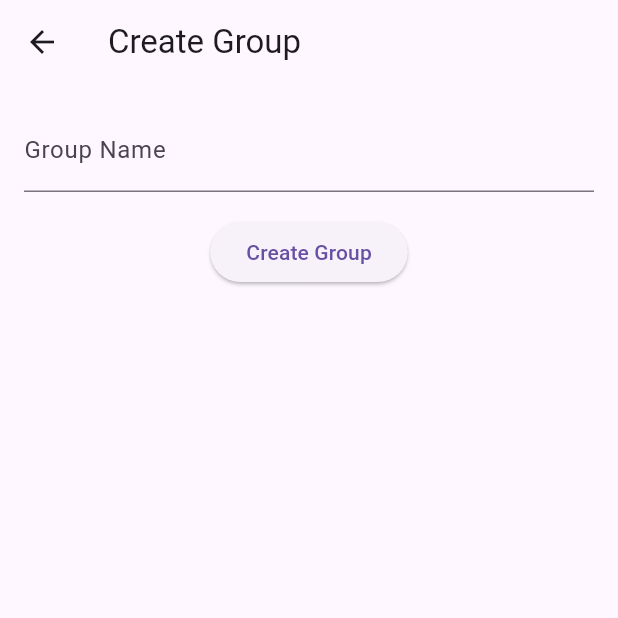
After one commit to MRehman75/flutter_medium_level_projects, a Flutter app: the screen it shows once a user with an empty profile is signed in, after a tap on "Create Group", on a phone screen of 412 x 824 dp, the top half of it. The commit adds this screen. Run offline on Flutter 3.47's test engine with Material 3 defaults, Android fonts, the phone set to English and light mode, and no system bars; our stand-ins replace animate_do, cloud_firestore, file_picker, firebase_auth, firebase_core, fl_chart and 4 more; missing offline and left inert: excel; accounts and stored records are empty.

Commit message:
add group creation

```diff
--- /dev/null
+++ b/split_app/lib/auth/create_group_page.dart
@@ -0,0 +1,84 @@
+import 'package:flutter/material.dart';
+import 'package:firebase_auth/firebase_auth.dart';
+import 'package:cloud_firestore/cloud_firestore.dart';
+
+class CreateGroupPage extends StatefulWidget {
+  const CreateGroupPage({super.key});
+
+  @override
+  State<CreateGroupPage> createState() => _CreateGroupPageState();
+}
+
+class _CreateGroupPageState extends State<CreateGroupPage> {
+  final _groupNameController = TextEditingController();
+  String error = '';
+  bool loading = false;
+
+  Future<void> createGroup() async {
+    setState(() {
+      error = '';
+      loading = true;
+    });
+    final user = FirebaseAuth.instance.currentUser;
+    if (user == null) return;
+    final groupName = _groupNameController.text.trim();
+    if (groupName.isEmpty) {
+      setState(() {
+        error = 'Group name required';
+        loading = false;
+      });
+      return;
+    }
+    try {
+      final groupRef = await FirebaseFirestore.instance
+          .collection('groups')
+          .add({
+            'name': groupName,
+            'admin': user.uid,
+            'members': [user.uid],
+          });
+      // Add group to user's groups list
+      await FirebaseFirestore.instance.collection('users').doc(user.uid).update(
+        {
+          'groups': FieldValue.arrayUnion([groupRef.id]),
+        },
+      );
+      Navigator.of(context).pop(); // Go back after creation
+    } catch (e) {
+      setState(() {
+        error = 'Failed to create group';
+        loading = false;
+      });
+    }
+  }
+
+  @override
+  Widget build(BuildContext context) {
+    return Scaffold(
+      appBar: AppBar(title: const Text('Create Group')),
+      body: Padding(
+        padding: const EdgeInsets.all(16.0),
+        child: Column(
+          children: [
+            TextField(
+              controller: _groupNameController,
+              decoration: const InputDecoration(labelText: 'Group Name'),
+            ),
+            if (error.isNotEmpty)
+              Padding(
+                padding: const EdgeInsets.all(8.0),
+                child: Text(error, style: const TextStyle(color: Colors.red)),
+              ),
+            const SizedBox(height: 16),
+            loading
+                ? const CircularProgressIndicator()
+                : ElevatedButton(
+                  onPressed: createGroup,
+                  child: const Text('Create Group'),
+                ),
+          ],
+        ),
+      ),
+    );
+  }
+}
--- a/split_app/lib/auth/home_page.dart
+++ b/split_app/lib/auth/home_page.dart
@@ -1,5 +1,6 @@
 import 'package:flutter/material.dart';
 import 'package:firebase_auth/firebase_auth.dart';
+import 'package:cloud_firestore/cloud_firestore.dart';
 
 class HomePage extends StatelessWidget {
   const HomePage({super.key});
@@ -29,6 +30,54 @@ class HomePage extends StatelessWidget {
               onPressed: () => Navigator.of(context).pushNamed('/profile'),
               child: const Text('View Profile'),
             ),
+            ElevatedButton(
+              onPressed: () => Navigator.of(context).pushNamed('/create_group'),
+              child: const Text('Create Group'),
+            ),
+            Expanded(
+              child: FutureBuilder<QuerySnapshot>(
+                future: FirebaseFirestore.instance.collection('groups').get(),
+                builder: (context, snapshot) {
+                  if (!snapshot.hasData)
+                    return const CircularProgressIndicator();
+                  final groups =
+                      snapshot.data!.docs.map((doc) => doc.id).toList();
+                  return groups.isEmpty
+                      ? const Text('No groups yet.')
+                      : ListView.builder(
+                        itemCount: groups.length,
+                        itemBuilder: (context, index) {
+                          final groupId = groups[index];
+                          return ListTile(
+                            title: FutureBuilder<DocumentSnapshot>(
+                              future:
+                                  FirebaseFirestore.instance
+                                      .collection('groups')
+                                      .doc(groupId)
+                                      .get(),
+                              builder: (context, groupSnap) {
+                                if (!groupSnap.hasData)
+                                  return const Text('Loading...');
+                                final groupData =
+                                    groupSnap.data!.data()
+                                        as Map<String, dynamic>?;
+                                if (groupData == null)
+                                  return const Text('Group not found');
+                                return Text(
+                                  groupData['name'] ?? 'Unnamed Group',
+                                );
+                              },
+                            ),
+                            onTap:
+                                () => Navigator.of(
+                                  context,
+                                ).pushNamed('/group', arguments: groupId),
+                          );
+                        },
+                      );
+                },
+              ),
+            ),
           ],
         ),
       ),
--- a/split_app/lib/main.dart
+++ b/split_app/lib/main.dart
@@ -5,6 +5,8 @@ import 'auth/login_page.dart';
 import 'auth/register_page.dart';
 import 'auth/home_page.dart';
 import 'auth/profile_page.dart';
+import 'auth/create_group_page.dart';
+import 'auth/group_page.dart';
 
 void main() async {
   WidgetsFlutterBinding.ensureInitialized();
@@ -34,6 +36,16 @@ class MyApp extends StatelessWidget {
             ),
         '/home': (context) => const HomePage(),
         '/profile': (context) => const ProfilePage(),
+        '/create_group': (context) => const CreateGroupPage(),
+      },
+      onGenerateRoute: (settings) {
+        if (settings.name == '/group') {
+          final groupId = settings.arguments as String;
+          return MaterialPageRoute(
+            builder: (context) => GroupPage(groupId: groupId),
+          );
+        }
+        return null;
       },
     );
   }
```
Also changed, not shown: split_app/lib/auth/group_page.dart (added, +158 -0 lines).
